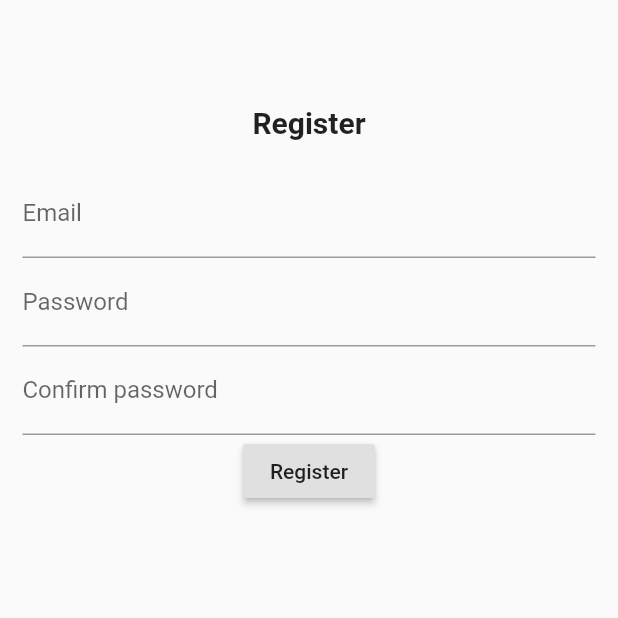
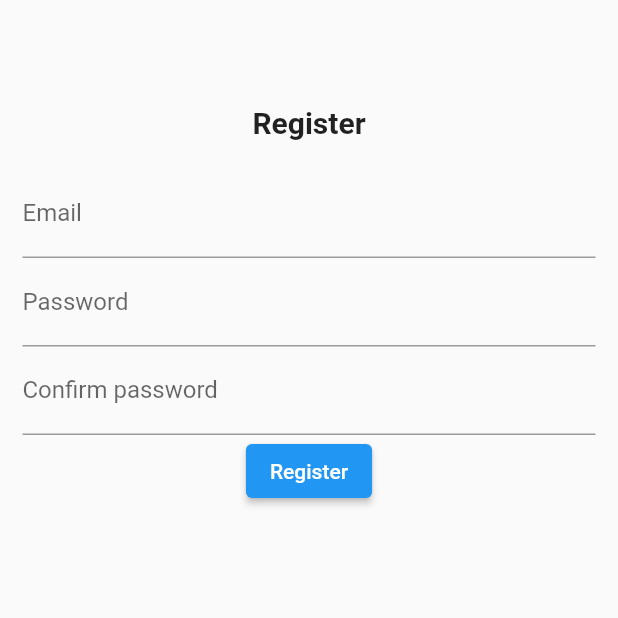
Before and after one commit to FaizIkhwan/flutter-recipe-app, a Flutter app: the screen it shows after launch, after a tap on "Register", on a phone screen of 412 x 824 dp, the top half of it. Run offline on Flutter 3.47's test engine with Material 2 defaults, Android fonts, the phone set to English and light mode, and no system bars; network calls fail.

Commit message:
[] cleanup code

```diff
--- a/recipe_app/lib/login_screen.dart
+++ b/recipe_app/lib/login_screen.dart
@@ -1,8 +1,6 @@
 import 'package:flutter/material.dart';
 import 'package:recipe_app/recipe_list_screen.dart';
 import 'dart:async';
-import 'dart:convert';
-
 import 'package:recipe_app/register_screen.dart';
 
 class LoginScreen extends StatefulWidget {
@@ -44,7 +42,7 @@ class _LoginScreenState extends State<LoginScreen> {
                       decoration: InputDecoration(
                         labelText: "Email",
                       ),
-                    ), // end TextFormField Username
+                    ),
 
                     TextFormField(
                       controller: passwordController,
@@ -53,9 +51,9 @@ class _LoginScreenState extends State<LoginScreen> {
                       decoration: InputDecoration(
                         labelText: "Password",
                       ),
-                    ), // end TextFormField Password
+                    ),
 
-                    RaisedButton(
+                    ElevatedButton(
                       child: Text("Login"),
                       onPressed: () {
                         if (formKey.currentState.validate()) {
@@ -68,9 +66,9 @@ class _LoginScreenState extends State<LoginScreen> {
                           login(email, password);
                         }
                       },
-                    ), // end RaisedButton
+                    ),
 
-                    RaisedButton(
+                    ElevatedButton(
                       child: Text("Register"),
                       onPressed: () {
                         Navigator.push(
@@ -78,12 +76,12 @@ class _LoginScreenState extends State<LoginScreen> {
                           MaterialPageRoute(builder: (context) => RegisterScreen()),
                         );
                       },
-                    ), // end RaisedButton
+                    ),
                   ],
                 ),
-              ), // end form
+              ),
             ],
-          ), // end column
+          ),
         ),
       ),
     );
--- a/recipe_app/lib/register_screen.dart
+++ b/recipe_app/lib/register_screen.dart
@@ -45,7 +45,7 @@ class _RegisterScreenState extends State<RegisterScreen> {
                         decoration: InputDecoration(
                           labelText: "Email",
                         ),
-                      ), // end TextFormField Username
+                      ),
 
                       TextFormField(
                         controller: passwordController,
@@ -54,7 +54,7 @@ class _RegisterScreenState extends State<RegisterScreen> {
                         decoration: InputDecoration(
                           labelText: "Password",
                         ),
-                      ), // end TextFormField Password
+                      ),
 
                       TextFormField(
                         controller: confirmPasswordController,
@@ -63,17 +63,17 @@ class _RegisterScreenState extends State<RegisterScreen> {
                         decoration: InputDecoration(
                           labelText: "Confirm password",
                         ),
-                      ), // end TextFormField Confirm password
+                      ),
 
-                      RaisedButton(
+                      ElevatedButton(
                         child: Text("Register"),
                         onPressed: registerButtonPressed,
-                      ), // end RaisedButton
+                      ),
                     ],
                   ),
-                ), // end form
+                ),
               ],
-            ), // end column
+            ),
           ),
         ),
       ),
@@ -109,7 +109,7 @@ class _RegisterScreenState extends State<RegisterScreen> {
               borderRadius: BorderRadius.circular(20.0),
             ),
             actions: <Widget>[
-              FlatButton(
+              TextButton(
                 child: Text("Close"),
                 onPressed: () {
                   Navigator.of(context).pop();
```
Also changed, not shown: recipe_app/lib/recipe_detail_screen.dart (+3 -8 lines), recipe_app/lib/recipe_list_screen.dart (+1 -21 lines).
